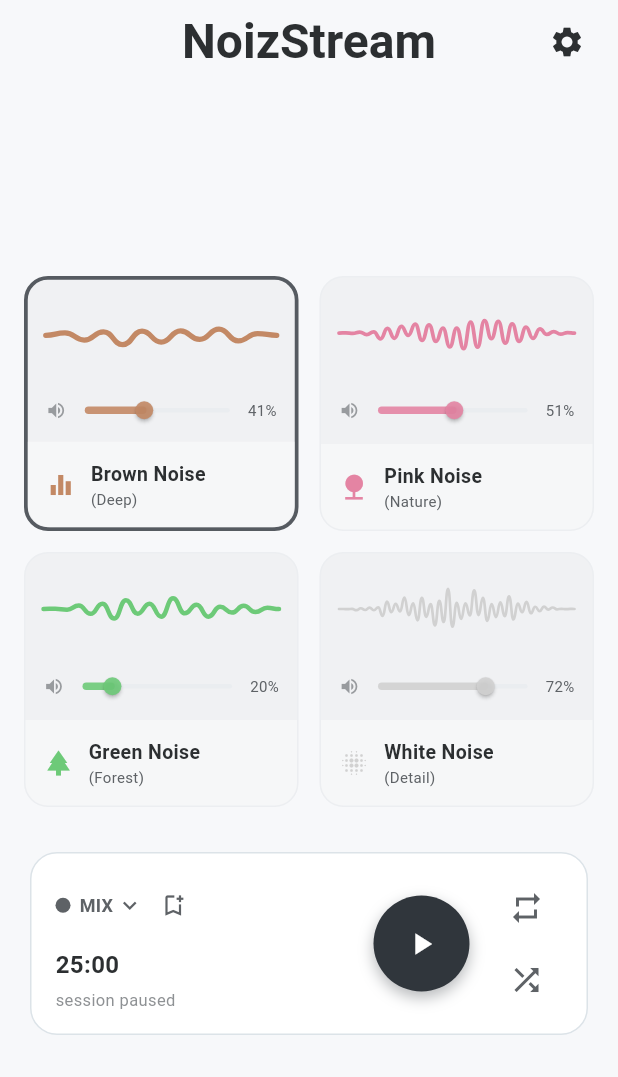
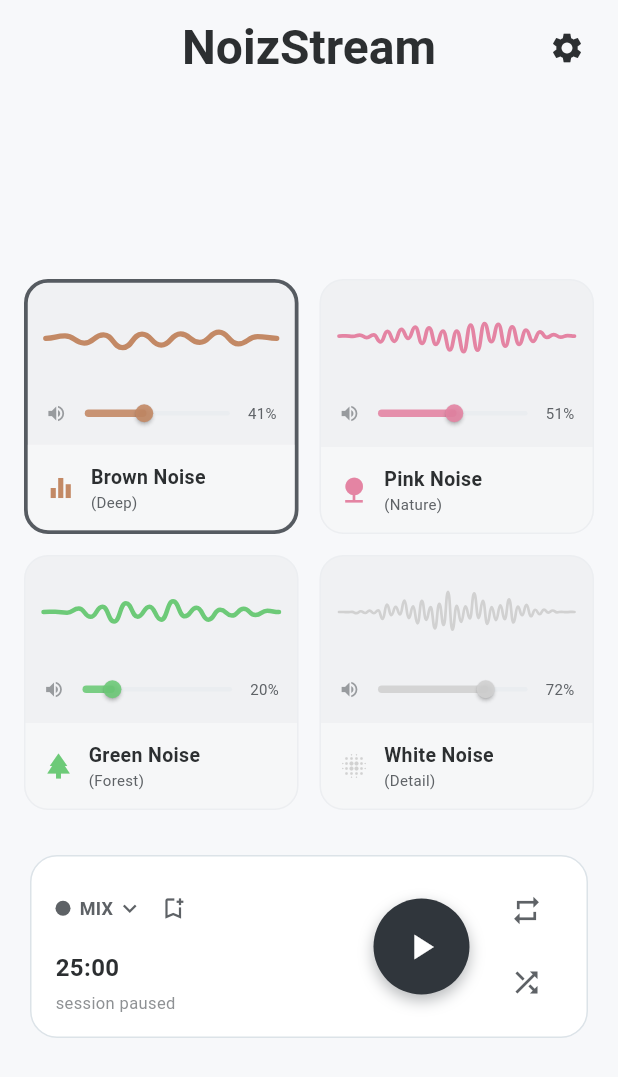
Before and after one commit to ASalek-Szkola/noiz_stream, a Flutter app: the screen it shows after launch, on a phone screen of 412 x 824 dp. Shown: the top 1077 px of the screen. Run offline on Flutter 3.47's test engine with Material 3 defaults, Android fonts, the phone set to English and light mode, and no system bars; our stand-ins replace just_audio, shared_preferences.

Commit message:
Responsiveness
Co-authored-by: Copilot <copilot@github.com>

```diff
--- a/lib/noise_card.dart
+++ b/lib/noise_card.dart
@@ -11,6 +11,7 @@ class NoiseCard extends StatelessWidget {
   final bool isSelected;
   final VoidCallback? onTap;
   final int wavePattern;
+  final double scale;
 
   const NoiseCard({
     super.key,
@@ -23,12 +24,22 @@ class NoiseCard extends StatelessWidget {
     this.isSelected = false,
     this.onTap,
     this.wavePattern = 0,
+    this.scale = 1.0,
   });
 
   @override
   Widget build(BuildContext context) {
     final theme = Theme.of(context);
     final bool isDark = theme.brightness == Brightness.dark;
+    final clampedScale = scale.clamp(0.9, 1.2).toDouble();
+    final waveHeight = (50.0 * clampedScale).clamp(44.0, 60.0).toDouble();
+    final borderWidth =
+        (isSelected ? 2.5 * clampedScale : 1.0 * clampedScale).toDouble();
+    final trackHeight = (3.0 * clampedScale).clamp(2.5, 4.0).toDouble();
+    final overlayRadius =
+        (12.0 * clampedScale).clamp(10.0, 16.0).toDouble();
+    final thumbRadius =
+        (6.0 * clampedScale).clamp(5.0, 8.0).toDouble();
 
     return GestureDetector(
       onTap: onTap,
@@ -38,12 +49,12 @@ class NoiseCard extends StatelessWidget {
           color: isDark
               ? Colors.white.withValues(alpha: 0.05)
               : Colors.black.withValues(alpha: 0.03),
-          borderRadius: BorderRadius.circular(16),
+          borderRadius: BorderRadius.circular(16 * clampedScale),
           border: Border.all(
             color: isSelected
                 ? theme.colorScheme.primary.withValues(alpha: 0.8)
                 : theme.colorScheme.outline.withValues(alpha: 0.2),
-            width: isSelected ? 2.5 : 1.0,
+            width: borderWidth,
           ),
         ),
         child: Column(
@@ -51,9 +62,14 @@ class NoiseCard extends StatelessWidget {
           children: [
             // waveform preview
             Padding(
-              padding: const EdgeInsets.fromLTRB(12, 12, 12, 10),
+              padding: EdgeInsets.fromLTRB(
+                12 * clampedScale,
+                12 * clampedScale,
+                12 * clampedScale,
+                10 * clampedScale,
+              ),
               child: SizedBox(
-                height: 50,
+                height: waveHeight,
                 child: WaveWidget(
                   color: accentColor,
                   pattern: wavePattern,
@@ -66,23 +82,28 @@ class NoiseCard extends StatelessWidget {
             ),
             // Volume
             Padding(
-              padding: const EdgeInsets.fromLTRB(12, 0, 12, 6),
+              padding: EdgeInsets.fromLTRB(
+                12 * clampedScale,
+                0,
+                12 * clampedScale,
+                6 * clampedScale,
+              ),
               child: Row(
                 children: [
                   Icon(
                     value == 0.00 ? Icons.volume_off : Icons.volume_up,
-                    size: 14,
+                    size: 14 * clampedScale,
                     color: theme.colorScheme.secondary.withValues(alpha: 0.6),
                   ),
                   Expanded(
                     child: SliderTheme(
                       data: SliderTheme.of(context).copyWith(
-                        trackHeight: 3,
-                        overlayShape: const RoundSliderOverlayShape(
-                          overlayRadius: 12,
+                        trackHeight: trackHeight,
+                        thumbShape: RoundSliderThumbShape(
+                          enabledThumbRadius: thumbRadius,
                         ),
-                        thumbShape: const RoundSliderThumbShape(
-                          enabledThumbRadius: 6,
+                        overlayShape: RoundSliderOverlayShape(
+                          overlayRadius: overlayRadius,
                         ),
                       ),
                       child: Slider(
@@ -98,7 +119,7 @@ class NoiseCard extends StatelessWidget {
                     '${(value * 100).toStringAsFixed(0)}%',
                     style: TextStyle(
                       color: theme.colorScheme.secondary,
-                      fontSize: 10,
+                      fontSize: 10 * clampedScale,
                     ),
                   ),
                 ],
@@ -106,19 +127,19 @@ class NoiseCard extends StatelessWidget {
             ),
             // Info
             Container(
-              padding: const EdgeInsets.all(12),
+              padding: EdgeInsets.all(12 * clampedScale),
               decoration: BoxDecoration(
                 color: isDark
                     ? Colors.white.withValues(alpha: 0.05)
                     : Colors.white.withValues(alpha: 0.4),
-                borderRadius: const BorderRadius.vertical(
-                  bottom: Radius.circular(15),
+                borderRadius: BorderRadius.vertical(
+                  bottom: Radius.circular(15 * clampedScale),
                 ),
               ),
               child: Row(
                 children: [
-                  Icon(icon, color: accentColor, size: 20),
-                  const SizedBox(width: 10),
+                  Icon(icon, color: accentColor, size: 20 * clampedScale),
+                  SizedBox(width: 10 * clampedScale),
                   Flexible(
                     child: Column(
                       crossAxisAlignment: CrossAxisAlignment.start,
@@ -131,7 +152,7 @@ class NoiseCard extends StatelessWidget {
                           style: TextStyle(
                             color: theme.colorScheme.onSurface,
                             fontWeight: FontWeight.bold,
-                            fontSize: 13,
+                            fontSize: 13 * clampedScale,
                           ),
                         ),
                         Text(
@@ -140,7 +161,7 @@ class NoiseCard extends StatelessWidget {
                           overflow: TextOverflow.ellipsis,
                           style: TextStyle(
                             color: theme.colorScheme.secondary,
-                            fontSize: 10,
+                            fontSize: 10 * clampedScale,
                           ),
                         ),
                       ],
--- a/lib/widgets/home_page.dart
+++ b/lib/widgets/home_page.dart
@@ -194,6 +194,7 @@ class _MyHomePageState extends State<MyHomePage> {
     return AnimatedBuilder(
       animation: _pageNotifier,
       builder: (context, child) {
+        final media = MediaQuery.of(context);
         final theme = Theme.of(context);
         final mix = _homePageController.mixNotifier.value;
         final selectedIndex = _homePageController.selectedIndexNotifier.value;
@@ -207,6 +208,31 @@ class _MyHomePageState extends State<MyHomePage> {
                   .toList(growable: false);
         final hasActiveNoiseSelection =
             _homePageController.hasActiveNoiseSelection;
+        final width = media.size.width;
+        final orientation = media.orientation;
+        double baseScale;
+
+        if (width < 360) {
+          baseScale = 0.92;
+        } else if (width < 420) {
+          baseScale = 1.0;
+        } else if (width < 600) {
+          baseScale = 1.05;
+        } else if (width < 900) {
+          baseScale = 1.12;
+        } else {
+          baseScale = 1.2;
+        }
+
+        if (orientation == Orientation.landscape && width < 700) {
+          baseScale *= 0.95;
+        }
+
+        final scale = baseScale.clamp(0.9, 1.2).toDouble();
+        final appBarTitleTop =
+            (media.padding.top * 0.35).clamp(4.0, 12.0).toDouble();
+        final appBarHeight = kToolbarHeight * scale + appBarTitleTop;
+        final actionIconSize = 24.0 * scale;
 
         return Scaffold(
           extendBodyBehindAppBar: true,
@@ -216,22 +242,31 @@ class _MyHomePageState extends State<MyHomePage> {
             surfaceTintColor: Colors.transparent,
             foregroundColor: theme.colorScheme.onSurface,
             centerTitle: true,
-            title: Text(
-              widget.title,
-              style: TextStyle(
-                fontSize: 32,
-                fontWeight: FontWeight.bold,
-                color: theme.colorScheme.onSurface,
+            toolbarHeight: appBarHeight,
+            titleSpacing: 16 * scale,
+            title: Padding(
+              padding: EdgeInsets.only(top: appBarTitleTop),
+              child: Text(
+                widget.title,
+                style: TextStyle(
+                  fontSize: 32 * scale,
+                  fontWeight: FontWeight.bold,
+                  color: theme.colorScheme.onSurface,
+                ),
               ),
             ),
             actions: [
               Padding(
-                padding: const EdgeInsets.only(right: 10.0),
+                padding: EdgeInsets.only(
+                  top: appBarTitleTop,
+                  right: 10.0 * scale,
+                ),
                 child: IconButton(
                   icon: Icon(
                     Icons.settings,
                     color: theme.colorScheme.onSurface,
                   ),
+                  iconSize: actionIconSize,
                   onPressed: _openSettingsPanel,
                 ),
               ),
@@ -262,6 +297,7 @@ class _MyHomePageState extends State<MyHomePage> {
                             onNoiseTap:
                                 _homePageController.toggleNoiseSelection,
                             onNoiseChanged: _homePageController.setNoiseLevel,
+                            scale: scale,
                           ),
                           PlaybackControlsPanel(
                             hasActiveNoiseSelection: hasActiveNoiseSelection,
@@ -283,6 +319,7 @@ class _MyHomePageState extends State<MyHomePage> {
                             onTogglePlayPause: _togglePlayPause,
                             onToggleRepeat: _sessionController.toggleRepeat,
                             onToggleShuffle: _sessionController.toggleShuffle,
+                            scale: scale,
                           ),
                         ],
                       ),
--- a/lib/widgets/noise_grid.dart
+++ b/lib/widgets/noise_grid.dart
@@ -12,6 +12,7 @@ class NoiseGrid extends StatelessWidget {
     required this.selectedIndex,
     required this.onNoiseTap,
     required this.onNoiseChanged,
+    this.scale = 1.0,
   });
 
   final double brownValue;
@@ -21,21 +22,34 @@ class NoiseGrid extends StatelessWidget {
   final int selectedIndex;
   final ValueChanged<int> onNoiseTap;
   final void Function(int index, double value) onNoiseChanged;
+  final double scale;
 
   @override
   Widget build(BuildContext context) {
+    final width = MediaQuery.of(context).size.width;
+    final clampedScale = scale.clamp(0.9, 1.2).toDouble();
+    final crossAxisCount = width >= 900
+        ? 4
+        : width >= 600
+        ? 3
+        : 2;
+    final spacing = 14.0 * clampedScale;
+    final horizontalPadding = 16.0 * clampedScale;
+    final verticalPadding = 12.0 * clampedScale;
+    final cardHeight = (170.0 * clampedScale).clamp(150.0, 210.0).toDouble();
+
     return Padding(
-      padding: const EdgeInsets.symmetric(horizontal: 16.0),
+      padding: EdgeInsets.symmetric(horizontal: horizontalPadding),
       child: GridView(
         primary: false,
-        padding: const EdgeInsets.only(top: 12, bottom: 12),
+        padding: EdgeInsets.only(top: verticalPadding, bottom: verticalPadding),
         physics: const NeverScrollableScrollPhysics(),
         shrinkWrap: true,
-        gridDelegate: const SliverGridDelegateWithFixedCrossAxisCount(
-          crossAxisCount: 2,
-          crossAxisSpacing: 14,
-          mainAxisSpacing: 14,
-          mainAxisExtent: 170,
+        gridDelegate: SliverGridDelegateWithFixedCrossAxisCount(
+          crossAxisCount: crossAxisCount,
+          crossAxisSpacing: spacing,
+          mainAxisSpacing: spacing,
+          mainAxisExtent: cardHeight,
         ),
         children: <Widget>[
           NoiseCard(
@@ -48,6 +62,7 @@ class NoiseGrid extends StatelessWidget {
             icon: Icons.equalizer,
             accentColor: const Color(0xFFC38965),
             wavePattern: 0,
+            scale: clampedScale,
           ),
           NoiseCard(
             title: 'Pink Noise',
@@ -59,6 +74,7 @@ class NoiseGrid extends StatelessWidget {
             icon: Icons.nature,
             accentColor: const Color(0xFFE484A3),
             wavePattern: 1,
+            scale: clampedScale,
           ),
           NoiseCard(
             title: 'Green Noise',
@@ -70,6 +86,7 @@ class NoiseGrid extends StatelessWidget {
             icon: Icons.park,
             accentColor: const Color(0xFF6DCA78),
             wavePattern: 2,
+            scale: clampedScale,
           ),
           NoiseCard(
             title: 'White Noise',
@@ -81,6 +98,7 @@ class NoiseGrid extends StatelessWidget {
             icon: Icons.blur_on,
             accentColor: const Color(0xFFD1D1D1),
             wavePattern: 3,
+            scale: clampedScale,
           ),
         ],
       ),
--- a/lib/widgets/playback_controls_panel.dart
+++ b/lib/widgets/playback_controls_panel.dart
@@ -18,6 +18,7 @@ class PlaybackControlsPanel extends StatelessWidget {
     required this.onTogglePlayPause,
     required this.onToggleRepeat,
     required this.onToggleShuffle,
+    this.scale = 1.0,
   });
 
   final bool hasActiveNoiseSelection;
@@ -35,24 +36,52 @@ class PlaybackControlsPanel extends StatelessWidget {
   final VoidCallback onTogglePlayPause;
   final VoidCallback onToggleRepeat;
   final VoidCallback onToggleShuffle;
+  final double scale;
 
   @override
   Widget build(BuildContext context) {
     final theme = Theme.of(context);
+    final clampedScale = scale.clamp(0.9, 1.2).toDouble();
+    final outerHorizontal = 20.0 * clampedScale;
+    final outerVertical = 18.0 * clampedScale;
+    final innerHorizontal = 16.0 * clampedScale;
+    final innerVertical = 12.0 * clampedScale;
+    final containerRadius = 18.0 * clampedScale;
+    final presetDotSize = 10.0 * clampedScale;
+    final presetLabelSize = 12.0 * clampedScale;
+    final presetIconSize = 18.0 * clampedScale;
+    final remainingSize = 16.0 * clampedScale;
+    final statusSize = 11.0 * clampedScale;
+    final playButtonSize = 64.0 * clampedScale;
+    final playIconSize = 28.0 * clampedScale;
+    final smallIconSize = 14.0 * clampedScale;
+    final actionIconSize = 22.0 * clampedScale;
+    final rowGap = 14.0 * clampedScale;
+    final columnGap = 8.0 * clampedScale;
+    final smallGap = 6.0 * clampedScale;
+    final tinyGap = 2.0 * clampedScale;
+    final shadowBlur = 8.0 * clampedScale;
+    final shadowOffset = 4.0 * clampedScale;
 
     return Padding(
-      padding: const EdgeInsets.symmetric(horizontal: 20.0, vertical: 18),
+      padding: EdgeInsets.symmetric(
+        horizontal: outerHorizontal,
+        vertical: outerVertical,
+      ),
       child: AbsorbPointer(
         absorbing: !hasActiveNoiseSelection,
         child: Opacity(
           opacity: !hasActiveNoiseSelection ? 0.5 : 1.0,
           child: Container(
-            padding: const EdgeInsets.symmetric(horizontal: 16, vertical: 12),
+            padding: EdgeInsets.symmetric(
+              horizontal: innerHorizontal,
+              vertical: innerVertical,
+            ),
             decoration: BoxDecoration(
               color: theme.brightness == Brightness.dark
                   ? Colors.white.withValues(alpha: 0.06)
                   : Colors.white,
-              borderRadius: BorderRadius.circular(18),
+              borderRadius: BorderRadius.circular(containerRadius),
               border: Border.all(color: theme.colorScheme.outline),
             ),
             child: Row(
@@ -85,43 +114,44 @@ class PlaybackControlsPanel extends StatelessWidget {
                                       child: Row(
                                         children: [
                                           Container(
-                                            width: 10,
-                                            height: 10,
+                                            width: presetDotSize,
+                                            height: presetDotSize,
                                             decoration: BoxDecoration(
                                               shape: BoxShape.circle,
                                               color: color,
                                             ),
                                           ),
-                                          const SizedBox(width: 8),
+                                          SizedBox(width: columnGap),
                                           Expanded(
                                             child: Text(
                                               name,
                                               style: TextStyle(
                                                 color:
                                                     theme.colorScheme.onSurface,
+                                                fontSize: presetLabelSize,
                                               ),
                                               overflow: TextOverflow.ellipsis,
                                             ),
                                           ),
                                           if (isCustom) ...[
                                             Padding(
-                                              padding: const EdgeInsets.only(
-                                                left: 6,
+                                              padding: EdgeInsets.only(
+                                                left: smallGap,
                                               ),
                                               child: Icon(
                                                 Icons.bookmark,
-                                                size: 14,
+                                                size: smallIconSize,
                                                 color: theme
                                                     .colorScheme.secondary,
                                               ),
                                             ),
                                             Padding(
-                                              padding: const EdgeInsets.only(
-                                                left: 6,
+                                              padding: EdgeInsets.only(
+                                                left: smallGap,
                                               ),
                                               child: Icon(
                                                 Icons.close,
-                                                size: 14,
+                                                size: smallIconSize,
                                                 color: theme.colorScheme
                                                     .secondary
                                                     .withValues(alpha: 0.5),
@@ -138,8 +168,8 @@ class PlaybackControlsPanel extends StatelessWidget {
                               mainAxisSize: MainAxisSize.min,
                               children: [
                                 Container(
-                                  width: 10,
-                                  height: 10,
+                                  width: presetDotSize,
+                                  height: presetDotSize,
                                   decoration: BoxDecoration(
                                     shape: BoxShape.circle,
                                     color: activePresetName != null
@@ -150,19 +180,19 @@ class PlaybackControlsPanel extends StatelessWidget {
                                         : theme.colorScheme.secondary,
                                   ),
                                 ),
-                                const SizedBox(width: 6),
+                                SizedBox(width: smallGap),
                                 Text(
                                   activePresetName ?? 'MIX',
                                   style: TextStyle(
                                     color: theme.colorScheme.secondary,
-                                    fontSize: 12,
+                                    fontSize: presetLabelSize,
                                     fontWeight: FontWeight.w600,
                                   ),
                                 ),
-                                const SizedBox(width: 2),
+                                SizedBox(width: tinyGap),
                                 Icon(
                                   Icons.keyboard_arrow_down,
-                                  size: 18,
+                                  size: presetIconSize,
                                   color: theme.colorScheme.secondary,
                                 ),
                               ],
@@ -172,40 +202,40 @@ class PlaybackControlsPanel extends StatelessWidget {
                             onPressed: onSavePreset,
                             icon: Icon(
                               Icons.bookmark_add_outlined,
-                              size: 18,
+                              size: presetIconSize,
                               color: theme.colorScheme.secondary,
                             ),
                             visualDensity: VisualDensity.compact,
-                            splashRadius: 18,
+                            splashRadius: 18 * clampedScale,
                             tooltip: 'Zapisz własny preset',
                           ),
                         ],
                       ),
-                      const SizedBox(height: 8),
+                      SizedBox(height: columnGap),
                       Text(
                         formattedRemaining,
                         style: TextStyle(
                           color: theme.colorScheme.onSurface,
-                          fontSize: 16,
+                          fontSize: remainingSize,
                           fontWeight: FontWeight.bold,
                         ),
                       ),
-                      const SizedBox(height: 4),
+                      SizedBox(height: 4 * clampedScale),
                       Text(
                         isPlaying ? 'session remaining' : 'session paused',
                         style: TextStyle(
                           color: theme.colorScheme.secondary.withValues(
                             alpha: 0.7,
                           ),
-                          fontSize: 11,
+                          fontSize: statusSize,
                         ),
                       ),
                     ],
                   ),
                 ),
                 Container(
-                  width: 64,
-                  height: 64,
+                  width: playButtonSize,
+                  height: playButtonSize,
                   decoration: BoxDecoration(
                     shape: BoxShape.circle,
                     color: theme.colorScheme.primary,
@@ -214,8 +244,8 @@ class PlaybackControlsPanel extends StatelessWidget {
                         color: theme.colorScheme.primary.withValues(
                           alpha: 0.35,
                         ),
-                        blurRadius: 8,
-                        offset: const Offset(0, 4),
+                        blurRadius: shadowBlur,
+                        offset: Offset(0, shadowOffset),
                       ),
                     ],
                   ),
@@ -224,12 +254,13 @@ class PlaybackControlsPanel extends StatelessWidget {
                       isPlaying ? Icons.pause : Icons.play_arrow,
                       color: theme.colorScheme.onPrimary,
                     ),
+                    iconSize: playIconSize,
                     onPressed: hasActiveNoiseSelection
                         ? onTogglePlayPause
                         : null,
                   ),
                 ),
-                const SizedBox(width: 14),
+                SizedBox(width: rowGap),
                 Column(
                   children: [
                     IconButton(
@@ -244,6 +275,7 @@ class PlaybackControlsPanel extends StatelessWidget {
                             ? theme.colorScheme.primary
                             : theme.colorScheme.secondary,
                       ),
+                      iconSize: actionIconSize,
                     ),
                     IconButton(
                       onPressed: hasActiveNoiseSelection
@@ -257,6 +289,7 @@ class PlaybackControlsPanel extends StatelessWidget {
                             ? theme.colorScheme.primary
                             : theme.colorScheme.secondary,
                       ),
+                      iconSize: actionIconSize,
                     ),
                   ],
                 ),
```
